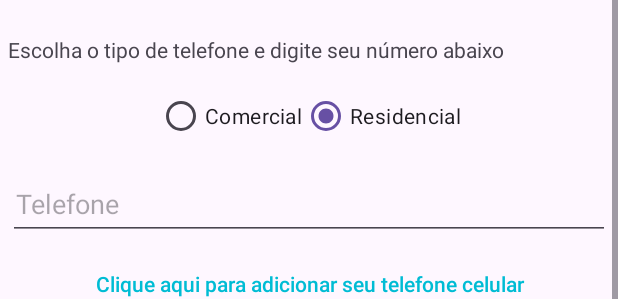
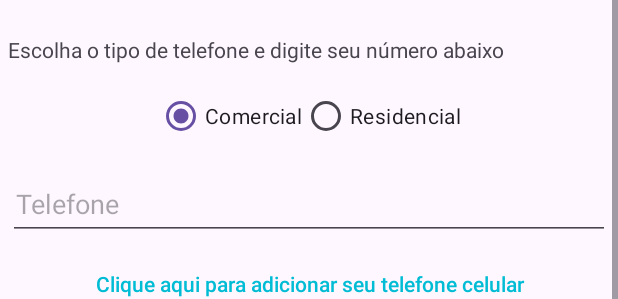
Before and after one commit to Brun0HC/HaVagas, an Android app: the layout activity_main.xml on its own in the app's theme, with its tools: preview values and no code run, on a phone screen of 412 x 824 dp. Shown: the part 318-617 px from the top of the screen. Run offline under Robolectric (Android 15) with nearby library versions, the phone set to English and light mode, and no system bars.

```diff
--- a/app/src/main/res/layout/activity_main.xml
+++ b/app/src/main/res/layout/activity_main.xml
@@ -116,14 +116,14 @@
                 android:id="@+id/comercialRb"
                 android:layout_width="wrap_content"
                 android:layout_height="wrap_content"
-                android:text="@string/comercialRb"/>
+                android:text="@string/comercialRb"
+                android:checked="true"/>
 
             <RadioButton
                 android:id="@+id/residencialRb"
                 android:layout_width="wrap_content"
                 android:layout_height="wrap_content"
-                android:text="@string/residencialRb"
-                android:checked="true"/>
+                android:text="@string/residencialRb" />
 
         </RadioGroup>
 
```
Also changed, not shown: app/src/main/java/com/example/havagas/MainActivity.kt (+13 -3 lines).
